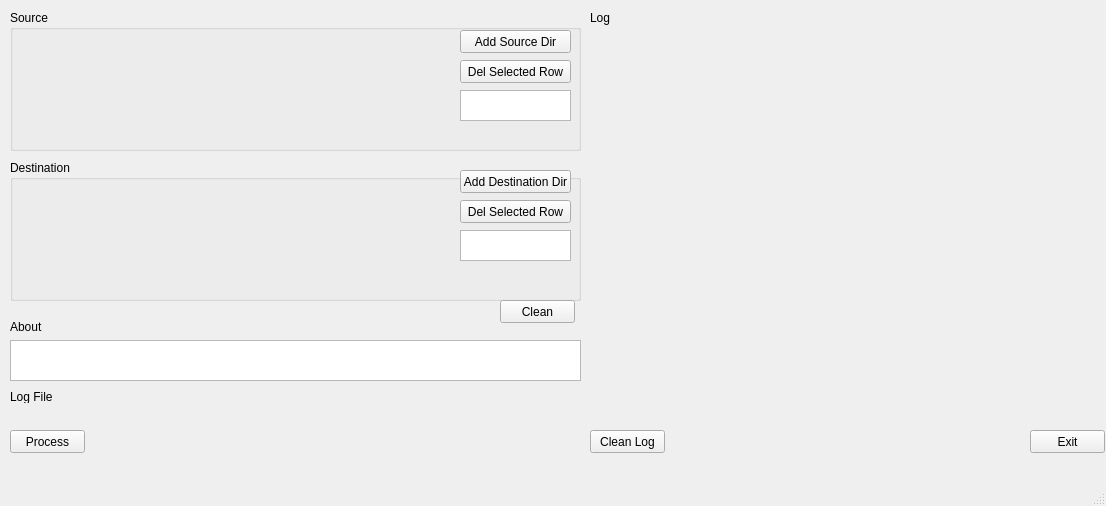
Qt form iu/copyfiles_main_wdw.ui (cratzerdigitalreef/CopyFiles) before a commit.
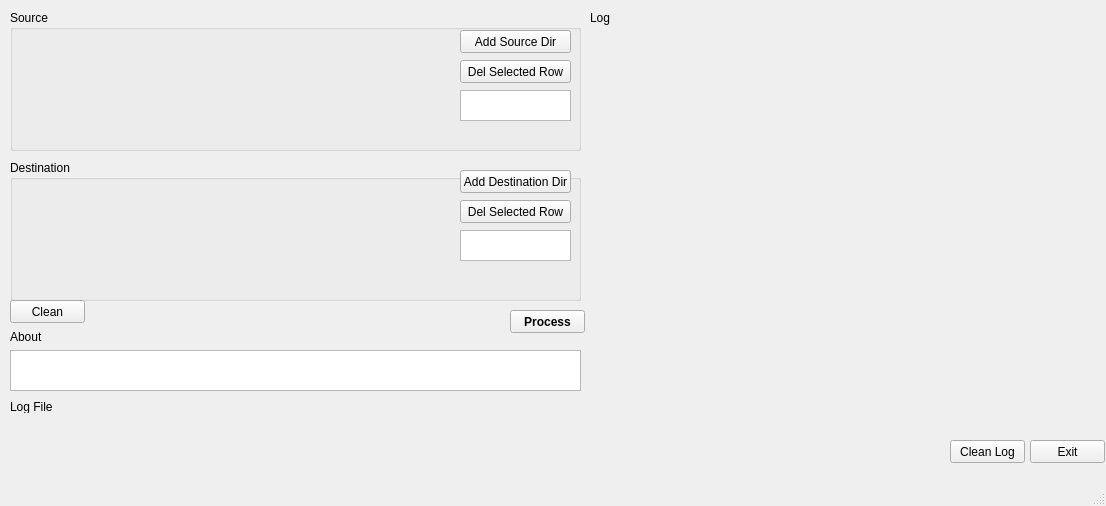
The same form after that commit.

The edit to the form file:
```diff
--- a/iu/copyfiles_main_wdw.ui
+++ b/iu/copyfiles_main_wdw.ui
@@ -17,12 +17,18 @@
    <widget class="QPushButton" name="pbProcess">
     <property name="geometry">
      <rect>
-      <x>10</x>
-      <y>430</y>
+      <x>510</x>
+      <y>310</y>
       <width>75</width>
       <height>23</height>
      </rect>
     </property>
+    <property name="font">
+     <font>
+      <weight>75</weight>
+      <bold>true</bold>
+     </font>
+    </property>
     <property name="text">
      <string>Process</string>
     </property>
@@ -31,7 +37,7 @@
     <property name="geometry">
      <rect>
       <x>10</x>
-      <y>320</y>
+      <y>330</y>
       <width>47</width>
       <height>13</height>
      </rect>
@@ -57,7 +63,7 @@
     <property name="geometry">
      <rect>
       <x>1030</x>
-      <y>430</y>
+      <y>440</y>
       <width>75</width>
       <height>23</height>
      </rect>
@@ -195,7 +201,7 @@
    <widget class="QPushButton" name="pbClean">
     <property name="geometry">
      <rect>
-      <x>500</x>
+      <x>10</x>
       <y>300</y>
       <width>75</width>
       <height>23</height>
@@ -209,7 +215,7 @@
     <property name="geometry">
      <rect>
       <x>10</x>
-      <y>340</y>
+      <y>350</y>
       <width>571</width>
       <height>41</height>
      </rect>
@@ -218,8 +224,8 @@
    <widget class="QPushButton" name="pbCleanLog">
     <property name="geometry">
      <rect>
-      <x>590</x>
-      <y>430</y>
+      <x>950</x>
+      <y>440</y>
       <width>75</width>
       <height>23</height>
      </rect>
@@ -234,7 +240,7 @@
       <x>590</x>
       <y>30</y>
       <width>511</width>
-      <height>391</height>
+      <height>401</height>
      </rect>
     </property>
     <layout class="QVBoxLayout" name="verticalLayoutLog"/>
@@ -243,7 +249,7 @@
     <property name="geometry">
      <rect>
       <x>10</x>
-      <y>390</y>
+      <y>400</y>
       <width>47</width>
       <height>13</height>
      </rect>
@@ -256,7 +262,7 @@
     <property name="geometry">
      <rect>
       <x>50</x>
-      <y>390</y>
+      <y>400</y>
       <width>531</width>
       <height>31</height>
      </rect>
```
